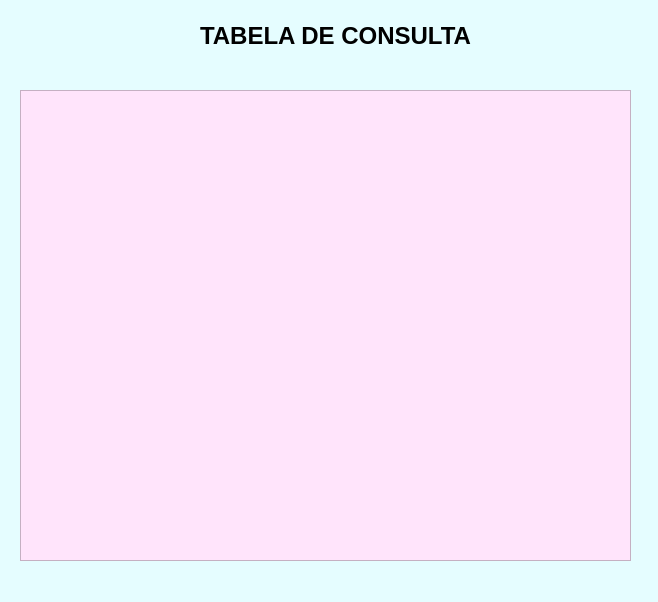
Qt form consulta.ui (LuizFernandoR/ProjetoPublica) before a commit.
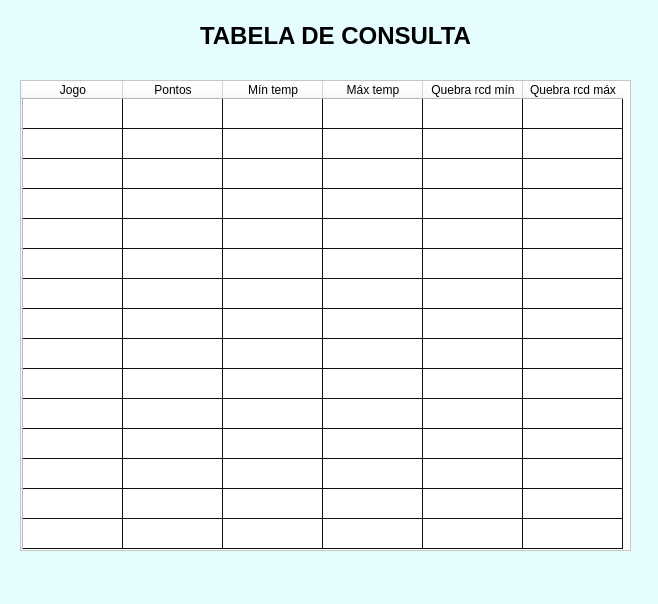
The same form after that commit.

```diff
--- a/consulta.ui
+++ b/consulta.ui
@@ -7,7 +7,7 @@
     <x>0</x>
     <y>0</y>
     <width>658</width>
-    <height>602</height>
+    <height>604</height>
    </rect>
   </property>
   <property name="windowTitle">
@@ -42,18 +42,123 @@
     <property name="geometry">
      <rect>
       <x>20</x>
-      <y>90</y>
+      <y>80</y>
       <width>611</width>
       <height>471</height>
      </rect>
     </property>
     <property name="styleSheet">
      <string notr="true">background-color: rgb(229, 253, 255);
+font: 10pt &quot;MS Shell Dlg 2&quot;;
 gridline-color: rgb(15, 16, 17);
 border-color: rgb(16, 16, 16);
-background-color: rgb(255, 228, 251);
-</string>
+background-color: rgb(255, 255, 255);</string>
     </property>
+    <row>
+     <property name="text">
+      <string/>
+     </property>
+    </row>
+    <row>
+     <property name="text">
+      <string/>
+     </property>
+    </row>
+    <row>
+     <property name="text">
+      <string/>
+     </property>
+    </row>
+    <row>
+     <property name="text">
+      <string/>
+     </property>
+    </row>
+    <row>
+     <property name="text">
+      <string/>
+     </property>
+    </row>
+    <row>
+     <property name="text">
+      <string/>
+     </property>
+    </row>
+    <row>
+     <property name="text">
+      <string/>
+     </property>
+    </row>
+    <row>
+     <property name="text">
+      <string/>
+     </property>
+    </row>
+    <row>
+     <property name="text">
+      <string/>
+     </property>
+    </row>
+    <row>
+     <property name="text">
+      <string/>
+     </property>
+    </row>
+    <row>
+     <property name="text">
+      <string/>
+     </property>
+    </row>
+    <row>
+     <property name="text">
+      <string/>
+     </property>
+    </row>
+    <row>
+     <property name="text">
+      <string/>
+     </property>
+    </row>
+    <row>
+     <property name="text">
+      <string/>
+     </property>
+    </row>
+    <row>
+     <property name="text">
+      <string/>
+     </property>
+    </row>
+    <column>
+     <property name="text">
+      <string>Jogo</string>
+     </property>
+    </column>
+    <column>
+     <property name="text">
+      <string>Pontos</string>
+     </property>
+    </column>
+    <column>
+     <property name="text">
+      <string>Mín temp</string>
+     </property>
+    </column>
+    <column>
+     <property name="text">
+      <string>Máx temp</string>
+     </property>
+    </column>
+    <column>
+     <property name="text">
+      <string>Quebra rcd mín</string>
+     </property>
+    </column>
+    <column>
+     <property name="text">
+      <string>Quebra rcd máx</string>
+     </property>
+    </column>
    </widget>
   </widget>
   <widget class="QMenuBar" name="menubar">
```
